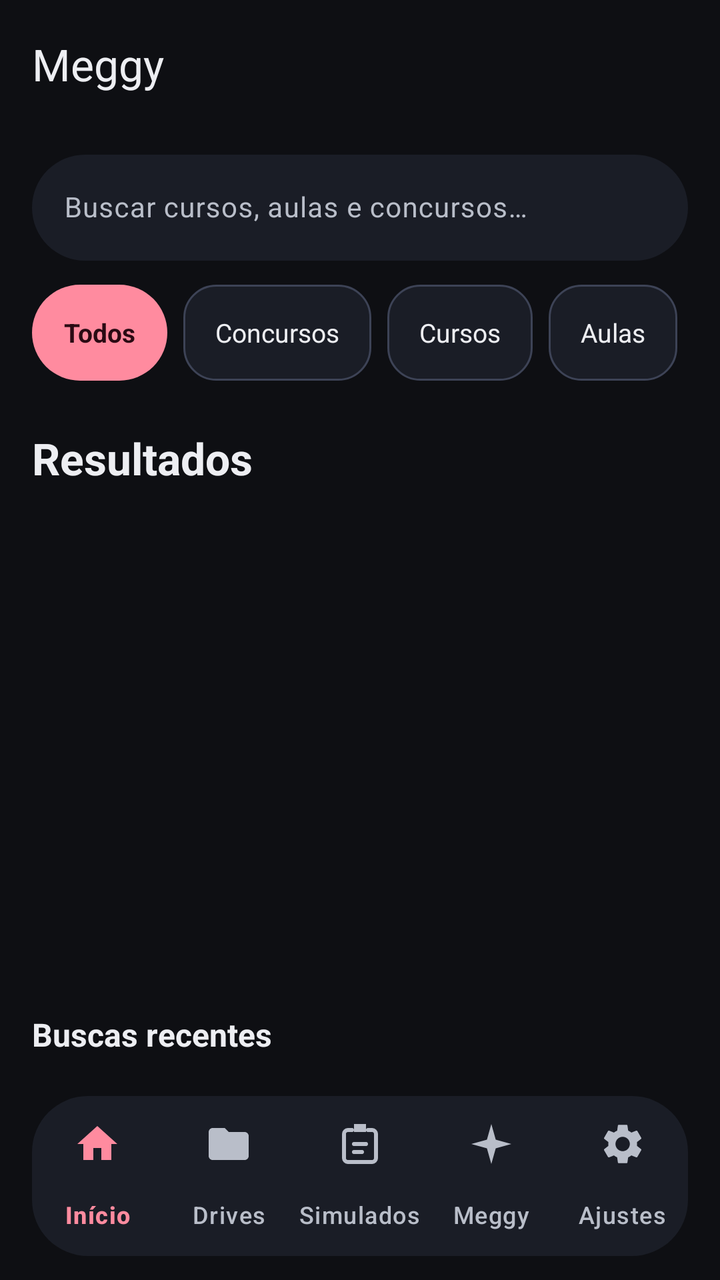
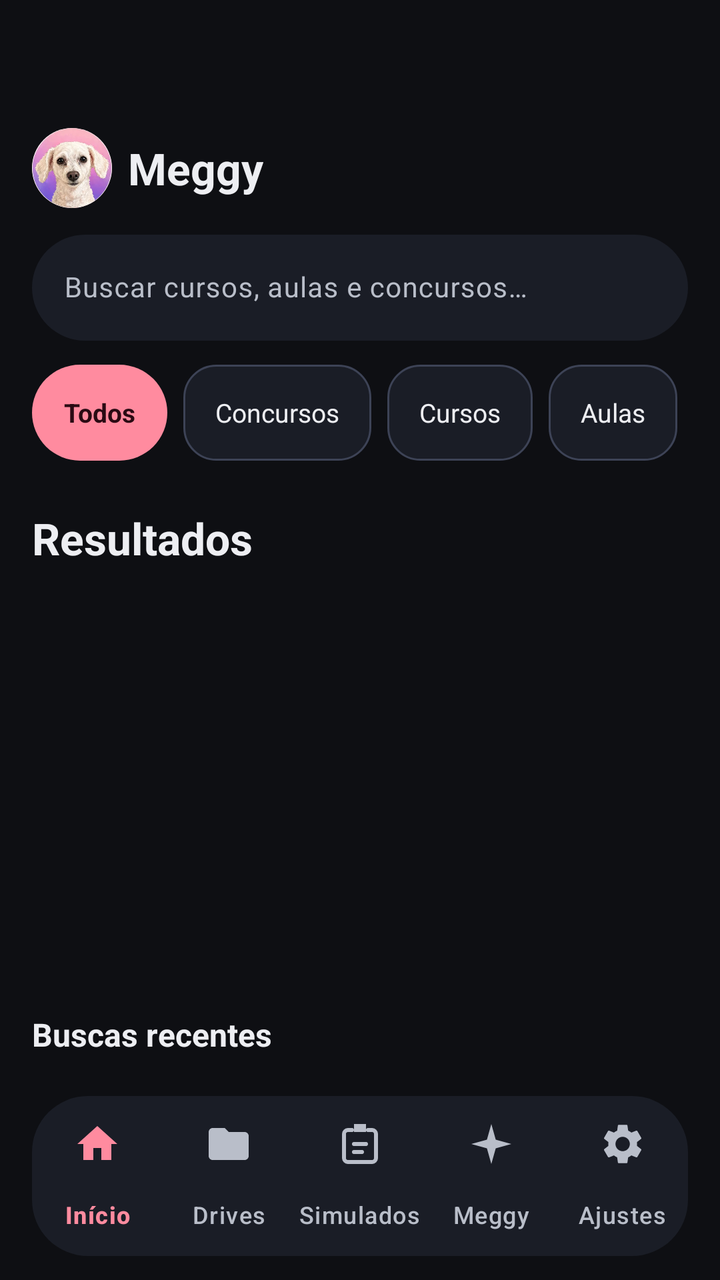

Screens rendered from an Android XML layout before and after an edit, with the pre-edit source and the edit as a unified diff.
<!-- AndroidManifest.xml: application theme Theme.Meggy -->
<!-- res/layout/activity_search.xml -->
<?xml version="1.0" encoding="utf-8"?>
<LinearLayout xmlns:android="http://schemas.android.com/apk/res/android"
    xmlns:app="http://schemas.android.com/apk/res-auto"
    android:layout_width="match_parent"
    android:layout_height="match_parent"
    android:background="@color/md_background"
    android:clipChildren="false"
    android:orientation="vertical">

    <com.google.android.material.appbar.MaterialToolbar
        android:id="@+id/toolbar"
        android:layout_width="match_parent"
        android:layout_height="64dp"
        android:background="@color/md_background"
        android:elevation="0dp"
        app:navigationIconTint="@color/md_primary"
        app:title="@string/app_name"
        app:titleTextAppearance="@style/TextAppearance.Material3.TitleLarge"
        app:titleTextColor="@color/md_on_surface" />

    <LinearLayout
        android:layout_width="match_parent"
        android:layout_height="wrap_content"
        android:layout_marginTop="@dimen/spacing_sm"
        android:orientation="vertical"
        android:paddingHorizontal="@dimen/content_margin">

        <com.google.android.material.textfield.TextInputLayout
            android:layout_width="match_parent"
            android:layout_height="wrap_content"
            app:boxBackgroundColor="@color/md_surface_container"
            app:boxCornerRadiusTopStart="28dp"
            app:boxCornerRadiusTopEnd="28dp"
            app:boxCornerRadiusBottomStart="28dp"
            app:boxCornerRadiusBottomEnd="28dp"
            app:boxStrokeWidth="0dp">

            <com.google.android.material.textfield.TextInputEditText
                android:id="@+id/searchInput"
                android:layout_width="match_parent"
                android:layout_height="wrap_content"
                android:hint="@string/search_hint"
                android:imeOptions="actionSearch"
                android:inputType="text"
                android:textColor="@color/md_on_surface"
                android:textColorHint="@color/md_on_surface_variant"
                android:textSize="@dimen/text_card_subtitle" />
        </com.google.android.material.textfield.TextInputLayout>

        
        <HorizontalScrollView
            android:layout_width="match_parent"
            android:layout_height="wrap_content"
            android:layout_marginTop="@dimen/spacing_md"
            android:overScrollMode="never"
            android:scrollbars="none">

            <LinearLayout
                android:id="@+id/filterChips"
                android:layout_width="wrap_content"
                android:layout_height="wrap_content"
                android:orientation="horizontal">

                <TextView
                    android:id="@+id/chipAll"
                    android:layout_width="wrap_content"
                    android:layout_height="@dimen/chip_height_interactive"
                    android:layout_marginEnd="@dimen/spacing_sm"
                    android:background="@drawable/btn_primary_pill"
                    android:clickable="true"
                    android:focusable="true"
                    android:gravity="center"
                    android:paddingHorizontal="@dimen/spacing_lg"
                    android:text="Todos"
                    android:textColor="@color/md_on_primary"
                    android:textSize="@dimen/text_chip"
                    android:textStyle="bold" />

                <TextView
                    android:id="@+id/chipConcursos"
                    android:layout_width="wrap_content"
                    android:layout_height="@dimen/chip_height_interactive"
                    android:layout_marginEnd="@dimen/spacing_sm"
                    android:background="@drawable/chip_outline"
                    android:clickable="true"
                    android:focusable="true"
                    android:gravity="center"
                    android:paddingHorizontal="@dimen/spacing_lg"
                    android:text="Concursos"
                    android:textColor="@color/md_on_surface"
                    android:textSize="@dimen/text_chip" />

                <TextView
                    android:id="@+id/chipCursos"
                    android:layout_width="wrap_content"
                    android:layout_height="@dimen/chip_height_interactive"
                    android:layout_marginEnd="@dimen/spacing_sm"
                    android:background="@drawable/chip_outline"
                    android:clickable="true"
                    android:focusable="true"
                    android:gravity="center"
                    android:paddingHorizontal="@dimen/spacing_lg"
                    android:text="Cursos"
                    android:textColor="@color/md_on_surface"
                    android:textSize="@dimen/text_chip" />

                <TextView
                    android:id="@+id/chipAulas"
                    android:layout_width="wrap_content"
                    android:layout_height="@dimen/chip_height_interactive"
                    android:layout_marginEnd="@dimen/spacing_sm"
                    android:background="@drawable/chip_outline"
                    android:clickable="true"
                    android:focusable="true"
                    android:gravity="center"
                    android:paddingHorizontal="@dimen/spacing_lg"
                    android:text="Aulas"
                    android:textColor="@color/md_on_surface"
                    android:textSize="@dimen/text_chip" />

                <TextView
                    android:id="@+id/chipResumos"
                    android:layout_width="wrap_content"
                    android:layout_height="@dimen/chip_height_interactive"
                    android:background="@drawable/chip_outline"
                    android:clickable="true"
                    android:focusable="true"
                    android:gravity="center"
                    android:paddingHorizontal="@dimen/spacing_lg"
                    android:text="Resumos"
                    android:textColor="@color/md_on_surface"
                    android:textSize="@dimen/text_chip" />
            </LinearLayout>
        </HorizontalScrollView>
    </LinearLayout>

    <TextView
        android:id="@+id/resultsLabel"
        android:layout_width="match_parent"
        android:layout_height="wrap_content"
        android:layout_marginTop="@dimen/spacing_xl"
        android:paddingHorizontal="@dimen/content_margin"
        android:text="@string/results_label"
        android:textColor="@color/md_on_surface"
        android:textSize="@dimen/text_section_title"
        android:textStyle="bold" />

    
    <androidx.recyclerview.widget.RecyclerView
        android:id="@+id/recycler"
        android:layout_width="match_parent"
        android:layout_height="0dp"
        android:layout_weight="1"
        android:layout_marginTop="@dimen/spacing_md"
        android:clipToPadding="false"
        android:clipChildren="false"
        android:paddingHorizontal="@dimen/content_margin"
        android:overScrollMode="never" />

    
    <LinearLayout
        android:id="@+id/recentSection"
        android:layout_width="match_parent"
        android:layout_height="wrap_content"
        android:orientation="vertical"
        android:paddingHorizontal="@dimen/content_margin"
        android:paddingBottom="@dimen/spacing_md">

        <TextView
            android:layout_width="match_parent"
            android:layout_height="wrap_content"
            android:text="@string/recent_searches"
            android:textColor="@color/md_on_surface"
            android:textSize="@dimen/text_card_title"
            android:textStyle="bold" />

        <com.google.android.material.chip.ChipGroup
            android:id="@+id/recentChips"
            android:layout_width="match_parent"
            android:layout_height="wrap_content"
            android:layout_marginTop="@dimen/spacing_sm" />
    </LinearLayout>

    <TextView
        android:id="@+id/emptyState"
        android:layout_width="match_parent"
        android:layout_height="wrap_content"
        android:gravity="center"
        android:padding="@dimen/spacing_xl"
        android:text="@string/browse_empty"
        android:textColor="@color/md_on_surface_variant"
        android:textSize="@dimen/text_detail_body"
        android:visibility="gone" />

    
    <com.google.android.material.bottomnavigation.BottomNavigationView
        android:id="@+id/bottomNav"
        android:layout_width="match_parent"
        android:layout_height="wrap_content"
        android:layout_marginHorizontal="@dimen/content_margin"
        android:layout_marginBottom="@dimen/spacing_md"
        android:background="@drawable/nav_bar_background"
        android:elevation="@dimen/elevation_3"
        app:itemActiveIndicatorStyle="@style/NavIndicatorPill"
        app:itemIconTint="@color/bottom_nav_item_color"
        app:itemTextColor="@color/bottom_nav_item_color"
        app:labelVisibilityMode="labeled"
        app:menu="@menu/bottom_nav_menu" />
</LinearLayout>
<!-- resources referenced by this layout -->
<resources>
  <color name="md_background">#FF0E0F13</color>
  <color name="md_on_primary">#FF2A0A13</color>
  <color name="md_on_surface">#FFEDEEF2</color>
  <color name="md_on_surface_variant">#FFB9BEC9</color>
  <color name="md_primary">#FFFF8B9F</color>
  <color name="md_surface_container">#FF1A1D26</color>
  <dimen name="chip_height_interactive">48dp</dimen>
  <dimen name="content_margin">16dp</dimen>
  <dimen name="elevation_3">3dp</dimen>
  <dimen name="spacing_lg">16dp</dimen>
  <dimen name="spacing_md">12dp</dimen>
  <dimen name="spacing_sm">8dp</dimen>
  <dimen name="spacing_xl">24dp</dimen>
  <dimen name="text_card_subtitle">14sp</dimen>
  <dimen name="text_card_title">16sp</dimen>
  <dimen name="text_chip">13sp</dimen>
  <dimen name="text_detail_body">16sp</dimen>
  <dimen name="text_section_title">22sp</dimen>
  <!-- drawable nav_bar_background (drawable) -->
  <?xml version="1.0" encoding="utf-8"?>
  <shape xmlns:android="http://schemas.android.com/apk/res/android"
      android:shape="rectangle">
      <corners android:radius="28dp" />
      <solid android:color="@color/md_surface_container" />
  </shape>
  <string name="app_name">Meggy</string>
  <string name="browse_empty">Pasta vazia.</string>
  <string name="recent_searches">Buscas recentes</string>
  <string name="results_label">Resultados</string>
  <string name="search_hint">Buscar cursos, aulas e concursos…</string>
  <style name="NavIndicatorPill" parent="Widget.Material3.BottomNavigationView.ActiveIndicator">
          <item name="android:background">@drawable/nav_indicator_pill</item>
      </style>
  <dimen name="radius_pill">64dp</dimen>
  <color name="tile_focus_ring_white">#FFFFFFFF</color>
  <color name="md_outline">#FF3D4356</color>
  <!-- drawable nav_indicator_pill (drawable) -->
  <?xml version="1.0" encoding="utf-8"?>
  <shape xmlns:android="http://schemas.android.com/apk/res/android"
      android:shape="rectangle">
      <corners android:radius="@dimen/radius_pill" />
      <solid android:color="@color/hero_badge_bg" />
  </shape>
  <color name="md_primary_container">#FF3A2029</color>
  <color name="md_on_primary_container">#FFFFD9E0</color>
  <color name="md_secondary">#FFB3A6B0</color>
  <color name="md_on_secondary">#FF221A20</color>
  <color name="md_secondary_container">#FF2B2530</color>
  <color name="md_on_secondary_container">#FFE8DDE6</color>
  <color name="md_surface">#FF14161C</color>
  <color name="md_surface_variant">#FF1E212B</color>
  <color name="md_on_background">#FFEDEEF2</color>
  <color name="md_outline_variant">#FF262A36</color>
  <color name="md_error">#FFCF6679</color>
  <color name="md_on_error">#FF600014</color>
  <style name="Widget.Meggy.CardView" parent="Widget.Material3.CardView.Filled">
          <item name="cardBackgroundColor">@color/md_surface_container</item>
          <item name="cardCornerRadius">20dp</item>
          <item name="cardElevation">2dp</item>
          <item name="contentPadding">0dp</item>
          <item name="strokeWidth">0dp</item>
      </style>
  <color name="hero_badge_bg">#1FFF8B9F</color>
  <!-- unchanged entries left out for length: 3 -->
</resources>

<!-- the commit's change to res/layout/activity_search.xml (unified diff, before → after) -->
@@ -14,9 +14,36 @@
         android:background="@color/md_background"
         android:elevation="0dp"
         app:navigationIconTint="@color/md_primary"
-        app:title="@string/app_name"
+        app:title=""
         app:titleTextAppearance="@style/TextAppearance.Material3.TitleLarge"
         app:titleTextColor="@color/md_on_surface" />
+
+    
+    <LinearLayout
+        android:layout_width="match_parent"
+        android:layout_height="wrap_content"
+        android:gravity="center_vertical"
+        android:orientation="horizontal"
+        android:paddingHorizontal="@dimen/content_margin">
+
+        <ImageView
+            android:layout_width="40dp"
+            android:layout_height="40dp"
+            android:background="@drawable/avatar_circle"
+            android:clipToOutline="true"
+            android:contentDescription="@string/app_name"
+            android:scaleType="centerCrop"
+            android:src="@drawable/meggy_face" />
+
+        <TextView
+            android:layout_width="wrap_content"
+            android:layout_height="wrap_content"
+            android:layout_marginStart="@dimen/spacing_sm"
+            android:text="@string/app_name"
+            android:textColor="@color/md_on_surface"
+            android:textSize="@dimen/text_topbar_title"
+            android:textStyle="bold" />
+    </LinearLayout>
 
     <LinearLayout
         android:layout_width="match_parent"
<!-- resource entries referenced after the edit -->
@@ -18,6 +18,14 @@
   <dimen name="text_chip">13sp</dimen>
   <dimen name="text_detail_body">16sp</dimen>
   <dimen name="text_section_title">22sp</dimen>
+  <dimen name="text_topbar_title">22sp</dimen>
+  <!-- drawable avatar_circle (drawable) -->
+  <?xml version="1.0" encoding="utf-8"?>
+  <shape xmlns:android="http://schemas.android.com/apk/res/android"
+      android:shape="oval">
+      <solid android:color="@color/md_primary" />
+  </shape>
+  <!-- drawable meggy_face: webp bitmap (drawable-nodpi, 13036 bytes) -->
   <!-- drawable nav_bar_background (drawable) -->
   <?xml version="1.0" encoding="utf-8"?>
   <shape xmlns:android="http://schemas.android.com/apk/res/android"
